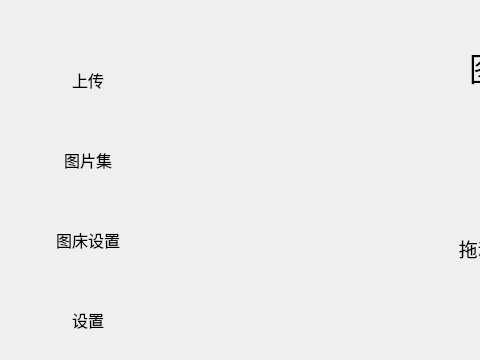
Above: src/mainwindow.ui from median-dxz/Lotos before the change; both pictures show x 0 to 480 and y 0 to 360 of the 884 by 551 pixel window. Below: the same form after it.
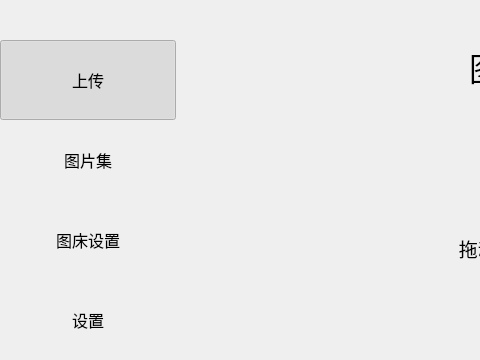
That is the form after the change. Icons and pictures are not drawn. Custom widgets are drawn as their Qt base class.

What changed in the file:
```diff
--- a/src/mainwindow.ui
+++ b/src/mainwindow.ui
@@ -85,10 +85,10 @@
            <normaloff>:/res/icons/page1.png</normaloff>:/res/icons/page1.png</iconset>
          </property>
          <property name="checkable">
-          <bool>false</bool>
+          <bool>true</bool>
          </property>
          <property name="checked">
-          <bool>false</bool>
+          <bool>true</bool>
          </property>
          <property name="flat">
           <bool>true</bool>
@@ -118,6 +118,9 @@
          <property name="text">
           <string>图片集</string>
          </property>
+         <property name="checkable">
+          <bool>true</bool>
+         </property>
          <property name="flat">
           <bool>true</bool>
          </property>
@@ -146,6 +149,9 @@
          <property name="text">
           <string>图床设置</string>
          </property>
+         <property name="checkable">
+          <bool>true</bool>
+         </property>
          <property name="flat">
           <bool>true</bool>
          </property>
@@ -468,8 +474,13 @@
    </property>
   </widget>
  </widget>
- <resources>
-  <include location="../resources.qrc"/>
- </resources>
+ <customwidgets>
+  <customwidget>
+   <class>PageButton</class>
+   <extends>QPushButton</extends>
+   <header>pagebutton.h</header>
+  </customwidget>
+ </customwidgets>
+ <resources/>
  <connections/>
 </ui>
```
Left out of the diff: 15 changed lines with no effect on the pictures.
